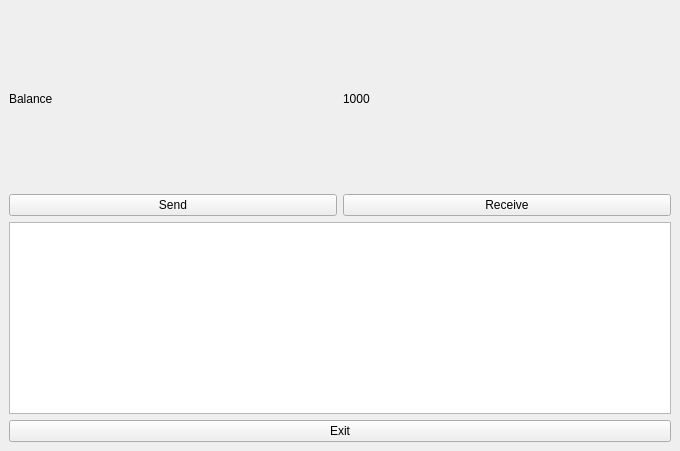
Qt form UserInterface.ui (involodya/ZINA_Blockchain) before a commit.
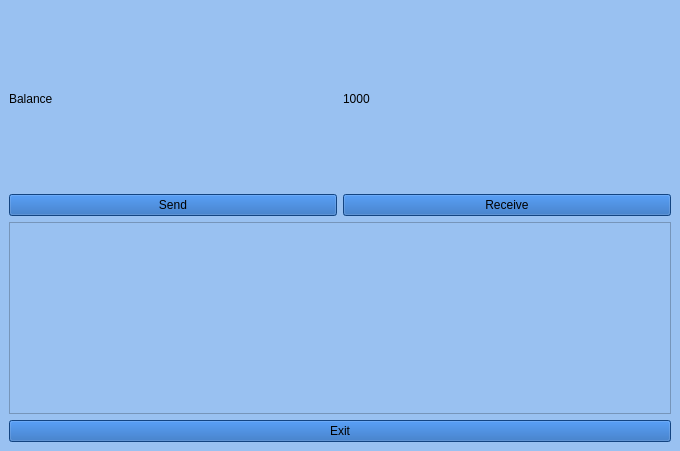
The same form after that commit.

Commit message: Fixed interface,  some changes in BlockChain

```diff
--- a/UserInterface.ui
+++ b/UserInterface.ui
@@ -23,7 +23,12 @@
    <string>UserInterface</string>
   </property>
   <property name="autoFillBackground">
-   <bool>true</bool>
+   <bool>false</bool>
+  </property>
+  <property name="styleSheet">
+   <string notr="true">background:rgb(153, 193, 241)
+
+</string>
   </property>
   <widget class="QWidget" name="centralwidget">
    <layout class="QGridLayout" name="gridLayout">
@@ -31,6 +36,11 @@
      <layout class="QGridLayout" name="gridLayout_2">
       <item row="1" column="0">
        <widget class="QPushButton" name="Send_button">
+        <property name="styleSheet">
+         <string notr="true">background: rgb(26, 95, 180)
+
+</string>
+        </property>
         <property name="text">
          <string>Send</string>
         </property>
@@ -38,6 +48,11 @@
       </item>
       <item row="1" column="1">
        <widget class="QPushButton" name="Receive_button">
+        <property name="styleSheet">
+         <string notr="true">background: rgb(26, 95, 180)
+
+</string>
+        </property>
         <property name="text">
          <string>Receive</string>
         </property>
@@ -62,7 +77,7 @@
       <item row="0" column="0">
        <widget class="QLabel" name="label_3">
         <property name="autoFillBackground">
-         <bool>true</bool>
+         <bool>false</bool>
         </property>
         <property name="text">
          <string>Balance</string>
@@ -80,6 +95,11 @@
     </item>
     <item row="3" column="0">
      <widget class="QPushButton" name="pushButton">
+      <property name="styleSheet">
+       <string notr="true">background: rgb(26, 95, 180)
+
+</string>
+      </property>
       <property name="text">
        <string>Exit</string>
       </property>
```
The commit also changes 35 other files.
